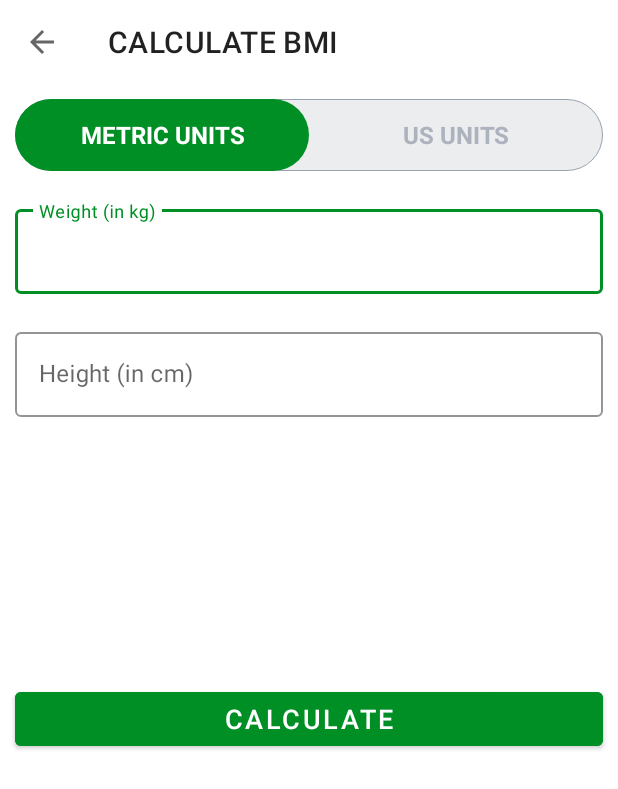
After one commit to maksimgromov/7MinutesWorkOut, an Android app: the BMIActivity screen opened directly, with no data from a screen before it, on a phone screen of 412 x 824 dp. The commit adds this screen. Shown: the top 789 px of the screen. Run offline under Robolectric (Android 15) with nearby library versions, the phone set to English and light mode, and no system bars.

Commit message:
Working commit.

```diff
--- a/app/src/main/AndroidManifest.xml
+++ b/app/src/main/AndroidManifest.xml
@@ -20,6 +20,9 @@
         android:theme="@style/Theme.7MinutesWorkOut"
         tools:targetApi="31">
         <activity
+            android:name=".BMIActivity"
+            android:exported="false" />
+        <activity
             android:name=".FinishActivity"
             android:exported="false" />
         <activity
--- a/app/src/main/java/com/maksimgromov/a7minutesworkout/ExerciseActivity.kt
+++ b/app/src/main/java/com/maksimgromov/a7minutesworkout/ExerciseActivity.kt
@@ -10,7 +10,6 @@ import android.os.CountDownTimer
 import android.speech.tts.TextToSpeech
 import android.util.Log
 import android.view.View
-import android.widget.Toast
 import androidx.recyclerview.widget.LinearLayoutManager
 import com.maksimgromov.a7minutesworkout.databinding.ActivityExerciseBinding
 import com.maksimgromov.a7minutesworkout.databinding.DialogCustomBackConfirmationBinding
--- a/app/src/main/java/com/maksimgromov/a7minutesworkout/ExerciseStatusAdapter.kt
+++ b/app/src/main/java/com/maksimgromov/a7minutesworkout/ExerciseStatusAdapter.kt
@@ -7,7 +7,7 @@ import androidx.core.content.ContextCompat
 import androidx.recyclerview.widget.RecyclerView
 import com.maksimgromov.a7minutesworkout.databinding.ItemExerciseStatusBinding
 
-class ExerciseStatusAdapter(val items: ArrayList<ExerciseModel>): RecyclerView.Adapter<ExerciseStatusAdapter.ViewHolder>() {
+class ExerciseStatusAdapter(private val items: ArrayList<ExerciseModel>): RecyclerView.Adapter<ExerciseStatusAdapter.ViewHolder>() {
 
     inner class ViewHolder(binding: ItemExerciseStatusBinding): RecyclerView.ViewHolder(binding.root) {
         val tvItem = binding.tvItem
--- /dev/null
+++ b/app/src/main/res/drawable/drawable_radio_group_tab_background.xml
@@ -0,0 +1,8 @@
+<?xml version="1.0" encoding="utf-8"?>
+<shape xmlns:android="http://schemas.android.com/apk/res/android">
+    <solid android:color="@color/radioGroupWhite"/>
+    <stroke
+        android:width="0.5dp"
+        android:color="@color/radioGroupGrey"/>
+    <corners android:radius="30dp"/>
+</shape>
--- /dev/null
+++ b/app/src/main/res/drawable/drawable_units_tab_color_selector.xml
@@ -0,0 +1,5 @@
+<?xml version="1.0" encoding="utf-8"?>
+<selector xmlns:android="http://schemas.android.com/apk/res/android">
+    <item android:color="@color/white" android:state_checked="true"/>
+    <item android:color="@color/selectorGrey" android:state_checked="false"/>
+</selector>
--- /dev/null
+++ b/app/src/main/res/drawable/drawable_units_tab_selector.xml
@@ -0,0 +1,9 @@
+<?xml version="1.0" encoding="utf-8"?>
+<selector xmlns:android="http://schemas.android.com/apk/res/android">
+    <item android:state_checked="true">
+        <shape android:shape="rectangle">
+            <solid android:color="@color/colorAccent"/>
+            <corners android:radius="30dp"/>
+        </shape>
+    </item>
+</selector>
--- /dev/null
+++ b/app/src/main/res/drawable/drawable_units_tab_text_color_selector.xml
@@ -0,0 +1,5 @@
+<?xml version="1.0" encoding="utf-8"?>
+<selector xmlns:android="http://schemas.android.com/apk/res/android">
+    <item android:color="@color/white" android:state_checked="true" />
+    <item android:color="@color/selectorGrey" android:state_checked="false" />
+</selector>
--- a/app/src/main/res/drawable/item_circular_color_gray_background.xml
+++ b/app/src/main/res/drawable/item_circular_color_gray_background.xml
@@ -1,5 +1,5 @@
 <?xml version="1.0" encoding="utf-8"?>
 <shape xmlns:android="http://schemas.android.com/apk/res/android"
     android:shape="oval">
-    <solid android:color="@color/lightGrey"></solid>
+    <solid android:color="@color/lightGrey" />
 </shape>
--- a/app/src/main/res/drawable/item_circular_thin_color_accent_border.xml
+++ b/app/src/main/res/drawable/item_circular_thin_color_accent_border.xml
@@ -3,6 +3,6 @@
     android:shape="oval">
     <stroke
         android:width="1dp"
-        android:color="@color/colorAccent"></stroke>
-    <solid android:color="@color/white"></solid>
+        android:color="@color/colorAccent" />
+    <solid android:color="@color/white" />
 </shape>
--- /dev/null
+++ b/app/src/main/res/layout/activity_bmi.xml
@@ -0,0 +1,161 @@
+<?xml version="1.0" encoding="utf-8"?>
+<RelativeLayout
+    xmlns:android="http://schemas.android.com/apk/res/android"
+    xmlns:app="http://schemas.android.com/apk/res-auto"
+    xmlns:tools="http://schemas.android.com/tools"
+    android:layout_width="match_parent"
+    android:layout_height="match_parent"
+    android:orientation="vertical"
+    tools:context=".BMIActivity">
+
+    <androidx.appcompat.widget.Toolbar
+        android:id="@+id/toolbar_bmi_activity"
+        android:layout_width="match_parent"
+        android:layout_height="?android:attr/actionBarSize"
+        android:background="@color/white"/>
+
+    <RadioGroup
+        android:id="@+id/rgUnits"
+        android:layout_width="match_parent"
+        android:layout_height="wrap_content"
+        android:layout_below="@id/toolbar_bmi_activity"
+        android:layout_margin="10dp"
+        android:background="@drawable/drawable_radio_group_tab_background"
+        android:orientation="horizontal">
+
+        <RadioButton
+            android:id="@+id/rbMetricUnits"
+            android:layout_width="0dp"
+            android:layout_height="48dp"
+            android:layout_weight="0.50"
+            android:background="@drawable/drawable_units_tab_selector"
+            android:button="@null"
+            android:checked="true"
+            android:gravity="center"
+            android:text="@string/metric_units"
+            android:textColor="@drawable/drawable_units_tab_text_color_selector"
+            android:textSize="16sp"
+            android:textStyle="bold" />
+
+        <RadioButton
+            android:id="@+id/rbUsUnits"
+            android:layout_width="0dp"
+            android:layout_height="48dp"
+            android:layout_weight="0.50"
+            android:background="@drawable/drawable_units_tab_selector"
+            android:button="@null"
+            android:checked="false"
+            android:gravity="center"
+            android:text="@string/us_units"
+            android:textColor="@drawable/drawable_units_tab_text_color_selector"
+            android:textSize="16sp"
+            android:textStyle="bold"
+            tools:ignore="TextContrastCheck" />
+    </RadioGroup>
+
+    <com.google.android.material.textfield.TextInputLayout
+        android:layout_below="@+id/rgUnits"
+        android:id="@+id/tilMetricUnitWeight"
+        android:layout_width="match_parent"
+        android:layout_height="wrap_content"
+        android:layout_margin="10dp"
+        app:boxStrokeColor="@color/colorAccent"
+        app:hintTextColor="@color/colorAccent"
+        style="@style/Widget.MaterialComponents.TextInputLayout.OutlinedBox">
+
+        <androidx.appcompat.widget.AppCompatEditText
+            android:id="@+id/etMetricUnitWeight"
+            android:layout_width="match_parent"
+            android:layout_height="wrap_content"
+            android:hint="@string/weight_in_kg"
+            android:inputType="numberDecimal"
+            android:textSize="16sp"
+            tools:ignore="SpeakableTextPresentCheck" />
+    </com.google.android.material.textfield.TextInputLayout>
+
+    <com.google.android.material.textfield.TextInputLayout
+        android:layout_below="@+id/tilMetricUnitWeight"
+        android:id="@+id/tilMetricUnitHeight"
+        android:layout_width="match_parent"
+        android:layout_height="wrap_content"
+        android:layout_margin="10dp"
+        app:boxStrokeColor="@color/colorAccent"
+        app:hintTextColor="@color/colorAccent"
+        style="@style/Widget.MaterialComponents.TextInputLayout.OutlinedBox">
+
+        <androidx.appcompat.widget.AppCompatEditText
+            android:id="@+id/etMetricUnitHeight"
+            android:layout_width="match_parent"
+            android:layout_height="wrap_content"
+            android:hint="@string/height_in_cm"
+            android:inputType="numberDecimal"
+            android:textSize="16sp"
+            tools:ignore="SpeakableTextPresentCheck" />
+    </com.google.android.material.textfield.TextInputLayout>
+
+    <LinearLayout
+        android:padding="10dp"
+        android:layout_below="@id/tilMetricUnitHeight"
+        android:id="@+id/llDisplayBMIResult"
+        android:layout_width="match_parent"
+        android:layout_height="wrap_content"
+        android:layout_marginTop="25dp"
+        android:orientation="vertical"
+        android:visibility="invisible"
+        tools:visibility="visible">
+
+        <TextView
+            android:id="@+id/tvYourBMI"
+            android:layout_width="match_parent"
+            android:layout_height="wrap_content"
+            android:gravity="center"
+            android:text="@string/your_bmi"
+            android:textAllCaps="true"
+            android:textSize="16sp" />
+
+        <TextView
+            android:id="@+id/tvBMIValue"
+            android:layout_width="match_parent"
+            android:layout_height="wrap_content"
+            android:layout_marginTop="5dp"
+            android:gravity="center"
+            android:textSize="18sp"
+            android:textStyle="bold"
+            tools:text="15.00" />
+
+        <TextView
+            android:id="@+id/tvBMIType"
+            android:layout_width="match_parent"
+            android:layout_height="wrap_content"
+            android:layout_marginTop="5dp"
+            android:gravity="center"
+            android:textSize="18sp"
+            tools:text="Normal" />
+
+        <TextView
+            android:id="@+id/tvBMIDescription"
+            android:layout_width="match_parent"
+            android:layout_height="wrap_content"
+            android:layout_marginTop="5dp"
+            android:gravity="center"
+            android:textSize="18sp"
+            tools:text="Normal" />
+    </LinearLayout>
+
+    <Button
+        android:id="@+id/btnCalculateUnits"
+        android:layout_width="match_parent"
+        android:layout_height="wrap_content"
+        android:layout_below="@id/llDisplayBMIResult"
+        android:layout_gravity="bottom"
+        android:layout_marginStart="10dp"
+        android:layout_marginTop="10dp"
+        android:layout_marginEnd="10dp"
+        android:layout_marginBottom="10dp"
+        android:backgroundTint="@color/colorAccent"
+        android:text="@string/calculate"
+        android:textColor="@color/white"
+        android:textSize="18sp"
+        tools:ignore="TextContrastCheck" />
+
+</RelativeLayout>
--- a/app/src/main/res/values/colors.xml
+++ b/app/src/main/res/values/colors.xml
@@ -13,4 +13,7 @@
     <color name="lightGrey">#C4C4C4</color>
     <color name="toolbar_color_control_normal">#FF000000</color>
     <color name="darkGrey">#212121</color>
+    <color name="selectorGrey">#ADB3BE</color>
+    <color name="radioGroupWhite">#ECEDEF</color>
+    <color name="radioGroupGrey">#9AA2AF</color>
 </resources>
--- a/app/src/main/res/values/strings.xml
+++ b/app/src/main/res/values/strings.xml
@@ -11,4 +11,26 @@
     <string name="this_will_stop_your_workout_you_ve_come_this_far_are_you_sure_you_want_to_quit">This will stop your workout. You\'ve come this far, are you sure you want to quit?</string>
     <string name="yes">YES</string>
     <string name="no">NO</string>
+    <string name="bmi">BMI</string>
+    <string name="calculator">Calculator</string>
+    <string name="calculate_bmi">CALCULATE BMI</string>
+    <string name="weight_in_kg">Weight (in kg)</string>
+    <string name="height_in_cm">Height (in cm)</string>
+    <string name="your_bmi">YOUR BMI</string>
+    <string name="calculate">CALCULATE</string>
+    <string name="please_enter_valid_values">Please enter valid values.</string>
+    <string name="very_severely_underweight">Very severely underweight</string>
+    <string name="severely_underweight">Severely underweight</string>
+    <string name="underweight">Underweight</string>
+    <string name="normal">Normal</string>
+    <string name="overweight">Overweight</string>
+    <string name="obese_class_one">Obese Class 1 (Moderately obese)</string>
+    <string name="obese_class_two">Obese Class 2 (Severely obese)</string>
+    <string name="obese_class_three">Obese Class 3 (Very Severely obese)</string>
+    <string name="dangerous_condition">OMG! You are in a very dangerous condition! Act now!</string>
+    <string name="workout_maybe">Oops! You really need to take care of your yourself! Workout maybe!</string>
+    <string name="good_shape">Congratulations! You are in a good shape!</string>
+    <string name="eat_more">Oops! You really need to take better care of yourself! Eat more!</string>
+    <string name="metric_units">METRIC UNITS</string>
+    <string name="us_units">US UNITS</string>
 </resources>
--- a/app/src/main/res/values/themes.xml
+++ b/app/src/main/res/values/themes.xml
@@ -1,3 +1,4 @@
+<!--suppress ALL -->
 <resources xmlns:tools="http://schemas.android.com/tools">
     <!-- Base application theme. -->
     <style name="Theme.7MinutesWorkOut" parent="Theme.MaterialComponents.DayNight.NoActionBar">
--- a/build.gradle
+++ b/build.gradle
@@ -2,7 +2,7 @@
 plugins {
     id 'com.android.application' version '7.2.1' apply false
     id 'com.android.library' version '7.2.1' apply false
-    id 'org.jetbrains.kotlin.android' version '1.7.0' apply false
+    id 'org.jetbrains.kotlin.android' version '1.7.10' apply false
 }
 
 task clean(type: Delete) {
```
Also changed, not shown: app/src/main/java/com/maksimgromov/a7minutesworkout/BMIActivity.kt (added, +83 -0 lines), app/src/main/java/com/maksimgromov/a7minutesworkout/MainActivity.kt (+6 -3 lines), app/src/main/res/layout/activity_main.xml (+32 -0 lines).
